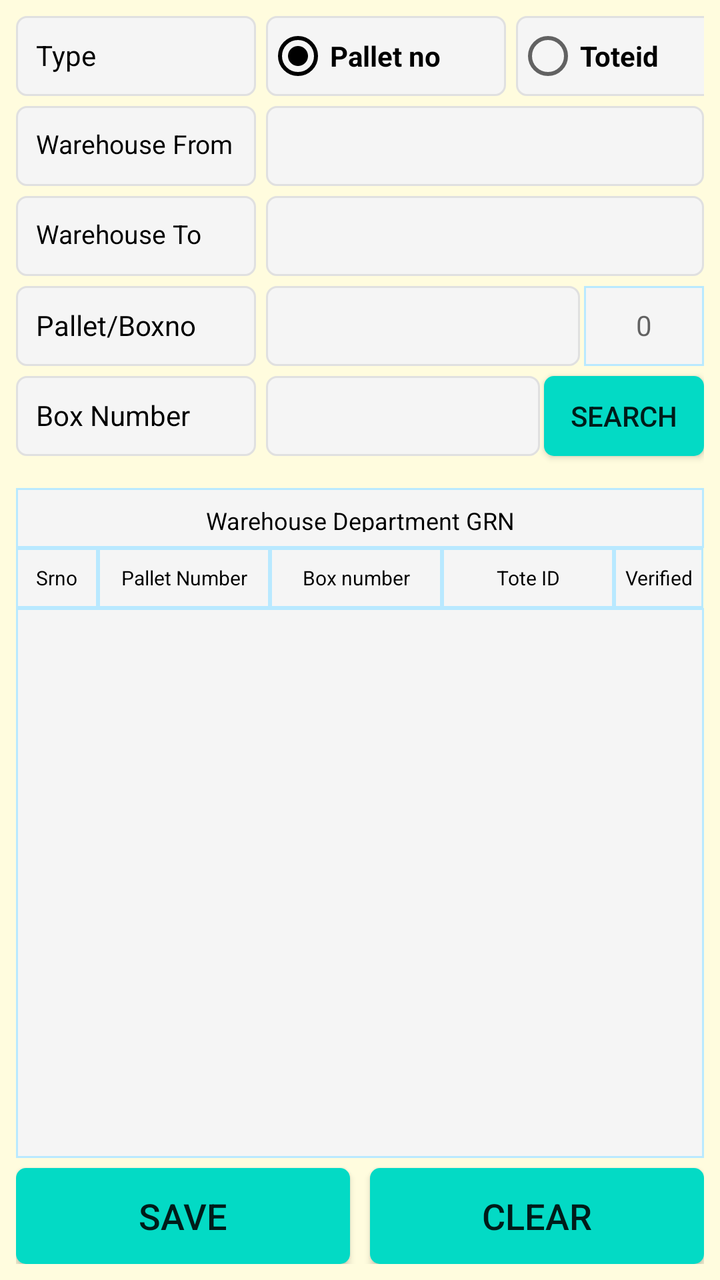
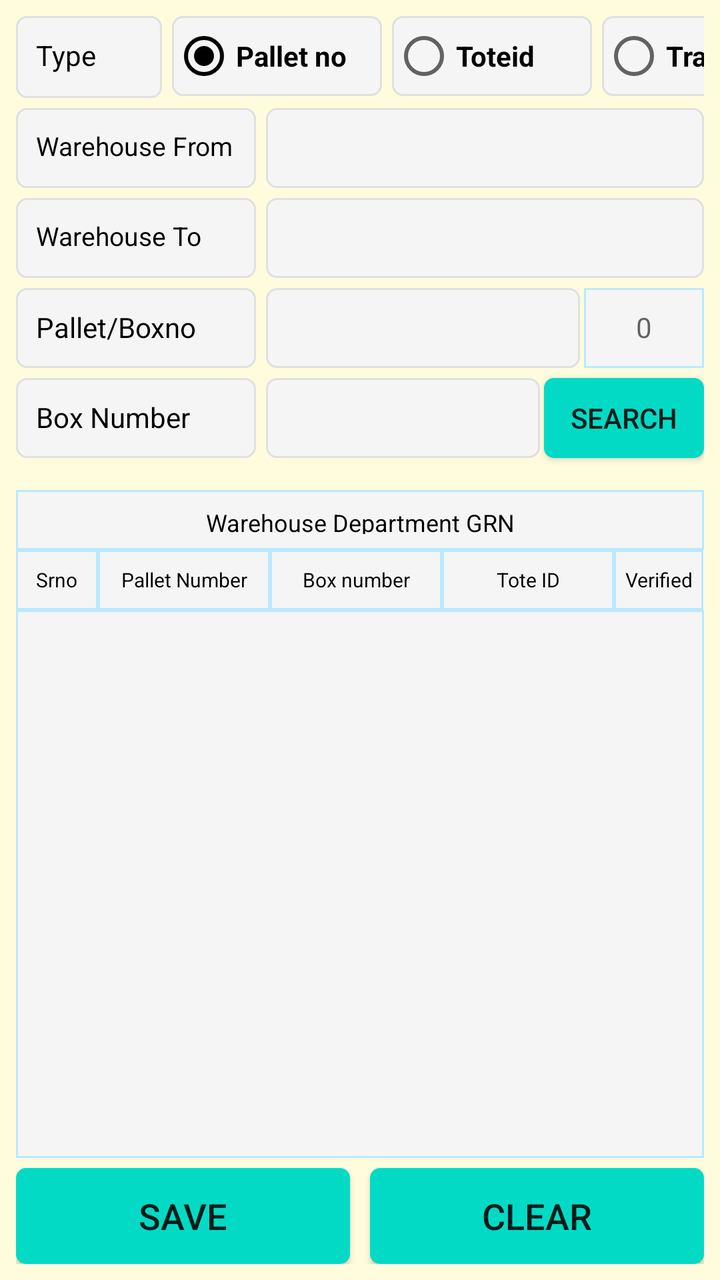

The first picture is an Android layout as it rendered before a commit; the second is the same layout after the commit. The layout source and the unified diff follow.
<!-- AndroidManifest.xml: application theme AppTheme -->
<!-- res/layout/fragment_wh_department_grn.xml -->
<?xml version="1.0" encoding="utf-8"?>
<FrameLayout xmlns:android="http://schemas.android.com/apk/res/android"
    xmlns:app="http://schemas.android.com/apk/res-auto"
    xmlns:tools="http://schemas.android.com/tools"
    android:layout_width="match_parent"
    android:layout_height="match_parent"
    android:background="@color/backColor"
    tools:context=".ui.rack.RackInRackOutFragment">

    <androidx.constraintlayout.widget.ConstraintLayout
        android:layout_width="match_parent"
        android:layout_height="match_parent"
        android:padding="8dp">

        <TextView
            android:id="@+id/TextView6"
            android:layout_width="0dp"
            android:layout_height="30dp"
            android:layout_marginTop="16dp"
            android:background="@drawable/et_custom_total"
            android:textColor="@color/coloBlack"
            android:gravity="center"
            android:hint=""
            android:padding="8dp"
            android:text="Warehouse Department GRN"
            android:textSize="12dp"
            app:layout_constraintEnd_toEndOf="parent"
            app:layout_constraintStart_toStartOf="parent"
            app:layout_constraintTop_toBottomOf="@+id/TextView8" />
        
        
        
        
        
        
        
        
        
        
        
        
        
        
        

        <Spinner
            android:id="@+id/sp_rack_in_out_warehouseTo"
            android:layout_width="0dp"
            android:layout_height="40dp"
            android:layout_marginTop="5dp"
            android:layout_marginStart="5dp"
            android:background="@drawable/et_custom"
            android:gravity="left"
            android:hint=""
            android:padding="10dp"
            android:textColor="@color/coloBlack"
            android:textSize="14dp"
            app:layout_constraintEnd_toEndOf="parent"
            app:layout_constraintHorizontal_bias="0.125"
            app:layout_constraintStart_toEndOf="@+id/TextView1"
            app:layout_constraintTop_toBottomOf="@+id/sp_rack_in_out_warehouseFrom" />

        <Spinner
            android:id="@+id/sp_rack_in_out_warehouseFrom"
            android:layout_width="0dp"
            android:layout_height="40dp"
            android:layout_marginLeft="5dp"
            android:textColor="@color/coloBlack"
            android:background="@drawable/et_custom"
            android:gravity="left"
            android:hint=""
            android:padding="10dp"
            android:textSize="14dp"
            app:layout_constraintEnd_toEndOf="parent"

            app:layout_constraintStart_toEndOf="@+id/TextView2"
            app:layout_constraintTop_toTopOf="@+id/TextView1" />

        
        
        
        
        
        
        
        
        
        
        
        
        
        


        
        

        
        
        
        
        
        
        
        
        
        
        
        
        

        
        
        
        
        
        
        
        
        
        
        

        
        
        
        
        
        
        
        
        
        
        
        
        
        
        
        
        

        
        

        
        
        
        
        
        
        
        
        
        
        
        
        

        
        
        
        
        
        
        
        
        
        
        


        <EditText
            android:id="@+id/et_rack_in_out_pallettop"
            android:layout_width="0dp"
            android:layout_height="40dp"
            android:layout_marginStart="5dp"
            android:layout_marginLeft="5dp"
            android:layout_marginTop="5dp"
            android:singleLine="true"
            android:text=""
            android:background="@drawable/et_custom"
            android:padding="10dp"
            android:maxLines="1"
            android:textSize="14dp"
            app:layout_constraintStart_toEndOf="@+id/TextView4"
            app:layout_constraintEnd_toStartOf="@+id/box_count_pallet1"
            app:layout_constraintTop_toBottomOf="@+id/sp_rack_in_out_warehouseTo" />

        <TextView
            android:id="@+id/box_count_pallet1"
            android:layout_width="60dp"
            android:layout_height="40dp"
            android:singleLine="true"

            android:hint="0"
            android:padding="10dp"
            android:inputType="text"
            android:layout_marginLeft="2dp"
            android:textAlignment="center"
            android:background="@drawable/et_custom_total"
            app:layout_constraintEnd_toEndOf="parent"
            app:layout_constraintStart_toEndOf="@+id/et_rack_in_out_pallettop"
            app:layout_constraintTop_toTopOf="@+id/TextView4"
            >
        </TextView>

        <TextView
            android:id="@+id/TextView5"
            android:layout_width="120dp"
            android:layout_height="40dp"
            android:textColor="@color/coloBlack"
            android:layout_marginTop="5dp"
            android:background="@drawable/et_custom"
            android:gravity="left"
            android:hint=""
            android:padding="10dp"
            android:text="Box Number"
            android:textSize="14dp"
            app:layout_constraintStart_toStartOf="parent"
            app:layout_constraintTop_toBottomOf="@+id/TextView4" />



        <EditText
            android:id="@+id/et_rack_in_out_BoxCount"
            android:layout_width="0dp"
            android:layout_height="40dp"
            android:layout_marginStart="5dp"
            android:layout_marginLeft="5dp"
            android:layout_marginTop="5dp"
            android:background="@drawable/et_custom"
            android:text=""
            android:padding="10dp"
            android:textSize="14dp"
            app:layout_constraintStart_toEndOf="@+id/TextView5"
            app:layout_constraintEnd_toEndOf="parent"
            app:layout_constraintTop_toBottomOf="@+id/et_rack_in_out_pallettop"
            app:layout_constraintEnd_toStartOf="@+id/btn_Box_search"
            />
        


        <Button
            android:id="@+id/btn_Box_search"
            android:layout_width="80dp"
            android:layout_height="40dp"
            android:text="Search"
            android:padding="10dp"

            android:singleLine="true"
            android:layout_marginLeft="2dp"
            android:textAlignment="center"
            android:background="@drawable/btn_custom1"
            app:layout_constraintEnd_toEndOf="parent"
            app:layout_constraintStart_toEndOf="@+id/et_rack_in_out_BoxCount"
            app:layout_constraintTop_toTopOf="@+id/TextView5"
            >
        </Button>

        <EditText
            android:id="@+id/et_rack_in_out_toteid"
            android:layout_width="0dp"
            android:layout_height="40dp"
            android:layout_marginStart="5dp"
            android:layout_marginLeft="5dp"
            android:layout_marginTop="5dp"
            android:text=""
            android:visibility="gone"
            android:background="@drawable/et_custom"
            android:padding="10dp"
            android:maxLines="1"
            android:textSize="14dp"
            app:layout_constraintStart_toEndOf="@+id/TextView8"
            app:layout_constraintEnd_toEndOf="parent"
            app:layout_constraintTop_toBottomOf="@+id/et_rack_in_out_BoxCount" />

        
        
        
        
        
        
        
        
        
        
        
        
        
        
        
        
        

        <TextView
            android:id="@+id/TextView8"
            android:layout_width="120dp"
            android:layout_height="40dp"
            android:textColor="@color/coloBlack"
            android:layout_marginTop="5dp"
            android:background="@drawable/et_custom"
            android:gravity="left"
            android:hint=""
            android:padding="10dp"
            android:visibility="gone"
            android:text="Box/Toteid"
            android:textSize="14dp"
            app:layout_constraintStart_toStartOf="parent"
            app:layout_constraintTop_toBottomOf="@+id/TextView5" />


        <androidx.constraintlayout.widget.ConstraintLayout
            android:id="@+id/lyt_listheader"
            android:layout_width="match_parent"
            android:layout_height="wrap_content"
            android:padding="0dp"
            app:layout_constraintEnd_toEndOf="parent"
            app:layout_constraintStart_toStartOf="parent"
            app:layout_constraintTop_toBottomOf="@+id/TextView6">

            <LinearLayout
                android:layout_width="match_parent"
                android:layout_height="wrap_content"

                android:weightSum="5"
                app:layout_constraintEnd_toStartOf="parent"
                app:layout_constraintStart_toStartOf="parent"
                app:layout_constraintTop_toTopOf="parent">
                <TextView
                    android:layout_width="0dp"
                    android:layout_height="30dp"
                    android:layout_weight="0.60"
                    android:background="@drawable/et_custom_total"
                    android:gravity="center"
                    android:hint=""
                    android:text="Srno"
                    android:textColor="@color/coloBlack"
                    android:textSize="10dp"
                    app:layout_constraintEnd_toStartOf="@+id/tv_stocktaking_tickte_date"
                    app:layout_constraintStart_toStartOf="parent"
                    app:layout_constraintTop_toTopOf="parent" />
                <TextView
                    android:layout_width="0dp"
                    android:layout_height="30dp"
                    android:layout_weight="1.25"
                    android:background="@drawable/et_custom_total"
                    android:gravity="center"
                    android:hint=""
                    android:text="Pallet Number"
                    android:textColor="@color/coloBlack"
                    android:textSize="10dp"
                    app:layout_constraintEnd_toStartOf="@+id/tv_stocktaking_tickte_date"
                    app:layout_constraintStart_toStartOf="parent"
                    app:layout_constraintTop_toTopOf="parent" />

                <TextView
                    android:layout_width="0dp"
                    android:layout_height="30dp"
                    android:layout_weight="1.25"
                    android:background="@drawable/et_custom_total"
                    android:gravity="center"
                    android:hint=""
                    android:text="Box number"
                    android:textColor="@color/coloBlack"
                    android:textSize="10dp"
                    app:layout_constraintEnd_toStartOf="@+id/tv_stocktaking_tickte_date"
                    app:layout_constraintStart_toStartOf="parent"
                    app:layout_constraintTop_toTopOf="parent" />
                <TextView
                    android:layout_width="0dp"
                    android:layout_height="30dp"
                    android:layout_weight="1.25"
                    android:background="@drawable/et_custom_total"
                    android:gravity="center"
                    android:hint=""
                    android:text="Tote ID"
                    android:textColor="@color/coloBlack"
                    android:textSize="10dp"
                    app:layout_constraintEnd_toStartOf="@+id/tv_stocktaking_tickte_date"
                    app:layout_constraintStart_toStartOf="parent"
                    app:layout_constraintTop_toTopOf="parent" />

                <TextView
                    android:layout_width="0dp"
                    android:layout_height="30dp"
                    android:layout_weight="0.65"
                    android:background="@drawable/et_custom_total"
                    android:gravity="center"
                    android:hint=""
                    android:text="Verified"
                    android:textColor="@color/coloBlack"
                    android:textSize="10dp"
                    app:layout_constraintEnd_toStartOf="@+id/tv_stocktaking_tickte_date"
                    app:layout_constraintStart_toStartOf="parent"
                    app:layout_constraintTop_toTopOf="parent" />

                
                
                
                
                
                
                
                
                
                
                
                
                

            </LinearLayout>

        </androidx.constraintlayout.widget.ConstraintLayout>

        <TextView
            android:id="@+id/listempty"
            android:layout_width="wrap_content"
            android:layout_height="wrap_content"
            android:layout_marginStart="16dp"
            android:layout_marginEnd="16dp"
            android:visibility="gone"
            android:text="Nothing to show"
            android:textColor="@color/colorAccent"
            app:layout_constraintBottom_toTopOf="@+id/bt_rack_in_out_save"
            app:layout_constraintEnd_toEndOf="parent"
            app:layout_constraintStart_toStartOf="parent"
            app:layout_constraintTop_toBottomOf="@+id/lyt_listheader" />
        <ListView
            android:id="@+id/lv_details"
            android:layout_width="0dp"
            android:layout_height="0dp"
            android:background="@drawable/et_custom_total"
            app:layout_constraintBottom_toTopOf="@+id/bt_rack_in_out_save"
            app:layout_constraintEnd_toEndOf="parent"
            app:layout_constraintStart_toStartOf="parent"
            android:layout_marginBottom="5dp"
            app:layout_constraintTop_toBottomOf="@+id/lyt_listheader"/>

        <TextView
            android:id="@+id/textView3"
            android:layout_width="wrap_content"
            android:layout_height="wrap_content"
            android:layout_marginStart="16dp"
            android:layout_marginLeft="16dp"
            android:layout_marginEnd="16dp"
            android:layout_marginRight="16dp"
            android:text="   "
            android:textColor="@color/colorAccent"
            app:layout_constraintBottom_toBottomOf="parent"
            app:layout_constraintEnd_toEndOf="parent"
            app:layout_constraintStart_toStartOf="parent" />

        <Button
            android:id="@+id/bt_rack_in_out_save"
            android:layout_width="0dp"
            android:layout_height="wrap_content"
            android:layout_marginTop="16dp"
            android:background="@drawable/btn_custom1"
            android:text="SAVE"
            android:textAllCaps="false"
            android:textSize="18sp"
            app:layout_constraintEnd_toStartOf="@+id/textView3"
            app:layout_constraintStart_toStartOf="parent"
            app:layout_constraintEnd_toEndOf="parent"
            app:layout_constraintBottom_toBottomOf="parent"
            />

        <Button
            android:id="@+id/bt_rack_in_out_clear"
            android:layout_width="0dp"
            android:layout_height="wrap_content"
            android:background="@drawable/btn_custom1"
            android:text="CLEAR"
            android:textAllCaps="false"
            android:textSize="18sp"
            app:layout_constraintEnd_toEndOf="parent"
            app:layout_constraintHorizontal_bias="1.0"
            app:layout_constraintStart_toEndOf="@+id/textView3"
            app:layout_constraintBottom_toBottomOf="parent"
            app:layout_constraintTop_toTopOf="@+id/bt_rack_in_out_save" />

        <TextView
            android:id="@+id/TextView16"
            android:layout_width="120dp"
            android:layout_height="40dp"
            android:background="@drawable/et_custom"
            android:gravity="left"
            android:hint=""
            android:padding="10dp"
            android:text="Type"
            android:textColor="@color/coloBlack"
            android:textSize="14sp"
            app:layout_constraintStart_toStartOf="parent"
            app:layout_constraintTop_toTopOf="parent" />

        <RadioGroup
            android:id="@+id/rg_pallet_building_category"
            android:layout_width="0dp"
            android:layout_height="40dp"
            android:layout_marginLeft="5dp"
            android:orientation="horizontal"
            app:layout_constraintStart_toEndOf="@+id/TextView16"
            app:layout_constraintTop_toTopOf="parent">

            <RadioButton
                android:id="@+id/rb_pallet_category"
                android:layout_width="120dp"
                android:layout_height="40dp"
                android:background="@drawable/et_custom"
                android:checked="true"
                android:text="Pallet no"
                android:textStyle="bold"
                app:layout_constraintStart_toEndOf="@+id/TextView16"
                app:layout_constraintTop_toTopOf="@+id/TextView16"
                tools:ignore="TouchTargetSizeCheck" />

            <RadioButton
                android:id="@+id/rb_toteid_category"
                android:layout_width="100dp"
                android:layout_height="40dp"
                android:layout_marginLeft="5dp"
                android:background="@drawable/et_custom"
                android:text="Toteid"
                android:textStyle="bold"
                app:layout_constraintStart_toEndOf="@+id/rb_usa_box_usa_category"
                app:layout_constraintTop_toTopOf="@+id/TextView16"
                tools:ignore="TouchTargetSizeCheck" />
        </RadioGroup>


        <TextView
            android:id="@+id/TextView1"
            android:layout_width="120dp"
            android:layout_height="40dp"

            android:background="@drawable/et_custom"
            android:gravity="left"
            android:hint=""
            android:padding="10dp"
            android:layout_marginTop="5dp"
            android:text="Warehouse From"
            android:textColor="@color/coloBlack"
            android:textSize="13dp"
            app:layout_constraintStart_toStartOf="parent"
            app:layout_constraintTop_toBottomOf="@+id/TextView16" />

        <TextView
            android:id="@+id/TextView2"
            android:layout_width="120dp"
            android:layout_height="40dp"
            android:background="@drawable/et_custom"
            android:gravity="left"
            android:layout_marginTop="5dp"
            android:textColor="@color/coloBlack"
            android:hint=""
            android:padding="10dp"
            android:text="Warehouse To"
            android:textSize="13dp"
            app:layout_constraintStart_toStartOf="parent"
            app:layout_constraintTop_toBottomOf="@+id/TextView1"

            />

        
        
        
        
        
        
        
        
        
        
        
        
        
        

        
        
        
        
        
        
        
        
        
        
        
        
        
        

        <TextView
            android:id="@+id/TextView4"
            android:layout_width="120dp"
            android:layout_height="40dp"
            android:layout_marginTop="5dp"
            android:textColor="@color/coloBlack"
            android:background="@drawable/et_custom"
            android:gravity="left"
            android:hint=""
            android:padding="10dp"
            android:text="Pallet/Boxno"
            android:textSize="14dp"
            app:layout_constraintStart_toStartOf="parent"
            app:layout_constraintTop_toBottomOf="@+id/sp_rack_in_out_warehouseTo" />



    </androidx.constraintlayout.widget.ConstraintLayout>


</FrameLayout>
<!-- resources referenced by this layout -->
<resources>
  <color name="backColor">#FFFCDE</color>
  <color name="coloBlack">#000000</color>
  <color name="colorAccent">#000000</color>
  <!-- drawable btn_custom1 (drawable) -->
  <?xml version="1.0" encoding="utf-8"?>
  <shape xmlns:android="http://schemas.android.com/apk/res/android"
      android:padding="10dp"
      android:shape="rectangle" >
  
      <solid android:color="@color/colorBtn" />
  
      <corners
          android:bottomLeftRadius="5dp"
          android:bottomRightRadius="5dp"
          android:topLeftRadius="5dp"
          android:topRightRadius="5dp" />
  
  </shape>
  <!-- drawable et_custom (drawable) -->
  <?xml version="1.0" encoding="utf-8"?>
  <shape xmlns:android="http://schemas.android.com/apk/res/android"
      android:padding="10dp"
      android:shape="rectangle" >
  
      <solid android:color="#f5f5f5" />
  
      <stroke
          android:width="1dp"
          android:color="#e0e0e0" />
  
      <corners
          android:bottomLeftRadius="5dp"
          android:bottomRightRadius="5dp"
          android:topLeftRadius="5dp"
          android:topRightRadius="5dp" />
  
  </shape>
  <!-- drawable et_custom_total (drawable) -->
  <?xml version="1.0" encoding="utf-8"?>
  <shape xmlns:android="http://schemas.android.com/apk/res/android"
      android:padding="10dp"
      android:shape="rectangle" >
  
      <solid android:color="#f5f5f5" />
  
      <stroke
          android:width="1dp"
          android:color="#B9E9FF" />
  
      <corners
          android:bottomLeftRadius="0dp"
          android:bottomRightRadius="0dp"
          android:topLeftRadius="0dp"
          android:topRightRadius="0dp" />
  
  </shape>
  <style name="AppTheme" parent="Theme.AppCompat.Light.NoActionBar">
          
          <item name="colorPrimary">@color/colorPrimary</item>
          <item name="colorPrimaryDark">@color/colorPrimaryDark</item>
          <item name="colorAccent">@color/colorAccent</item>
      </style>
  <color name="colorBtn">#03DAC5</color>
  <color name="colorPrimary">#ffb200</color>
  <color name="colorPrimaryDark">#ffb200</color>
</resources>

<!-- the commit's change to res/layout/fragment_wh_department_grn.xml (unified diff, before → after) -->
@@ -256,6 +256,22 @@
             app:layout_constraintTop_toTopOf="@+id/TextView5"
             >
         </Button>
+        <EditText
+            android:id="@+id/et_transfer"
+            android:layout_width="0dp"
+            android:layout_height="40dp"
+            android:layout_marginStart="5dp"
+            android:layout_marginLeft="5dp"
+            android:layout_marginTop="5dp"
+            android:text=""
+            android:visibility="gone"
+            android:background="@drawable/et_custom"
+            android:padding="10dp"
+            android:maxLines="1"
+            android:textSize="14dp"
+            app:layout_constraintStart_toEndOf="@+id/TextView8"
+            app:layout_constraintEnd_toEndOf="parent"
+            app:layout_constraintTop_toBottomOf="@+id/et_rack_in_out_BoxCount" />
 
         <EditText
             android:id="@+id/et_rack_in_out_toteid"
@@ -291,6 +307,8 @@
         
         
         
+
+
 
         <TextView
             android:id="@+id/TextView8"
@@ -481,8 +499,8 @@
 
         <TextView
             android:id="@+id/TextView16"
-            android:layout_width="120dp"
-            android:layout_height="40dp"
+            android:layout_width="73dp"
+            android:layout_height="41dp"
             android:background="@drawable/et_custom"
             android:gravity="left"
             android:hint=""
@@ -504,7 +522,7 @@
 
             <RadioButton
                 android:id="@+id/rb_pallet_category"
-                android:layout_width="120dp"
+                android:layout_width="105dp"
                 android:layout_height="40dp"
                 android:background="@drawable/et_custom"
                 android:checked="true"
@@ -525,6 +543,19 @@
                 app:layout_constraintStart_toEndOf="@+id/rb_usa_box_usa_category"
                 app:layout_constraintTop_toTopOf="@+id/TextView16"
                 tools:ignore="TouchTargetSizeCheck" />
+
+            <RadioButton
+                android:id="@+id/rb_transfer_category"
+                android:layout_width="100dp"
+                android:layout_height="40dp"
+                android:layout_marginLeft="5dp"
+                android:layout_weight="1"
+                android:background="@drawable/et_custom"
+                android:text="Transfer"
+                android:textStyle="bold"
+                app:layout_constraintStart_toEndOf="@+id/rb_usa_box_usa_category"
+                app:layout_constraintTop_toTopOf="@+id/TextView16"
+                tools:ignore="TouchTargetSizeCheck" />
         </RadioGroup>
 
 
